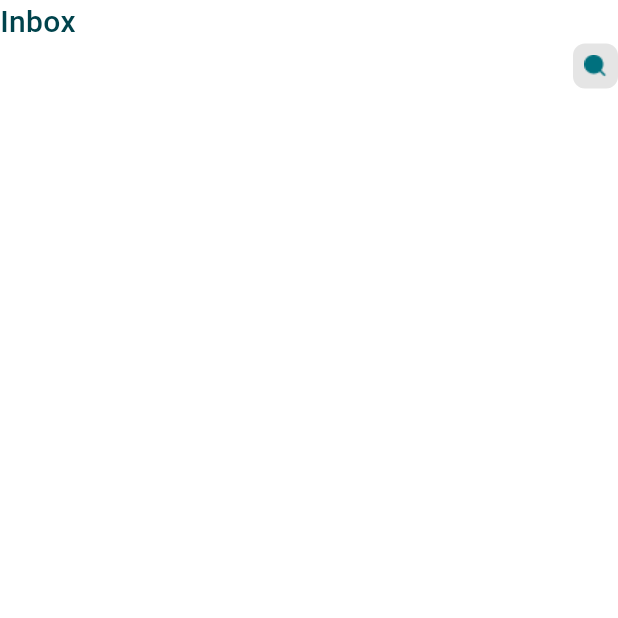
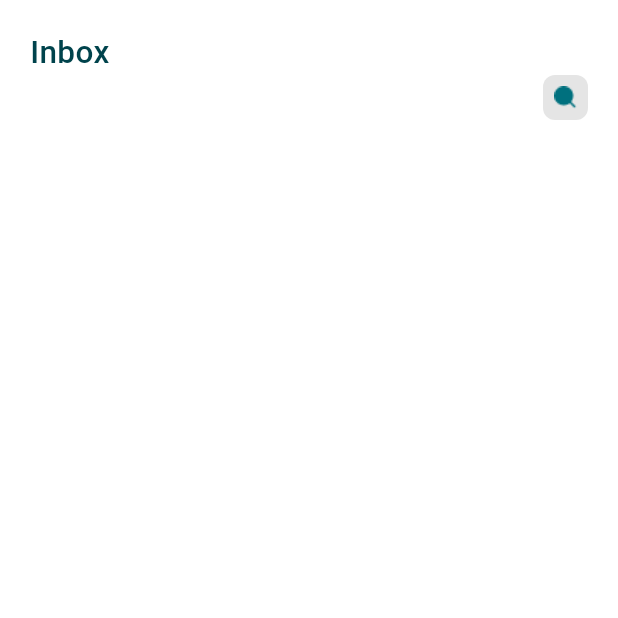
Before and after one commit to swagatapal/E_Learning, a Flutter app: the InboxPage screen opened directly, on a phone screen of 412 x 824 dp, the top half of it. Run offline on Flutter 3.47's test engine with Material 3 defaults, Android fonts, the phone set to English and light mode, and no system bars; our stand-ins replace flutter_bounce, persistent_bottom_nav_bar, smooth_page_indicator.

Commit message:
alignments fixing

```diff
--- a/lib/Screens/Inbox/View/inbox_page.dart
+++ b/lib/Screens/Inbox/View/inbox_page.dart
@@ -14,7 +14,9 @@ class _InboxPageState extends State<InboxPage> {
   Widget build(BuildContext context) {
     return SafeArea(
       child: Scaffold(
-        body: Column(
+        body: Padding(
+          padding: const EdgeInsets.symmetric(horizontal: 20.0, vertical: 20.0),
+          child: Column(
             children: [
               Align(
                 alignment: Alignment.topLeft,
@@ -22,7 +24,7 @@ class _InboxPageState extends State<InboxPage> {
                   "Inbox",
                   style: TextStyle(
                       color: Theme.of(context).colorScheme.onBackground,
-                    fontSize: 20.0,
+                      fontSize: 21.0,
                       fontWeight: FontWeight.w500,
                       fontFamily: 'Roboto'),
                 ),
@@ -47,6 +49,7 @@ class _InboxPageState extends State<InboxPage> {
             ],
           ),
         ),
+      ),
     );
   }
 }
```
Also changed, not shown: lib/Screens/Inbox/Widget/chat_section.dart (added). Lines whose indentation alone changed are shown as unchanged.
